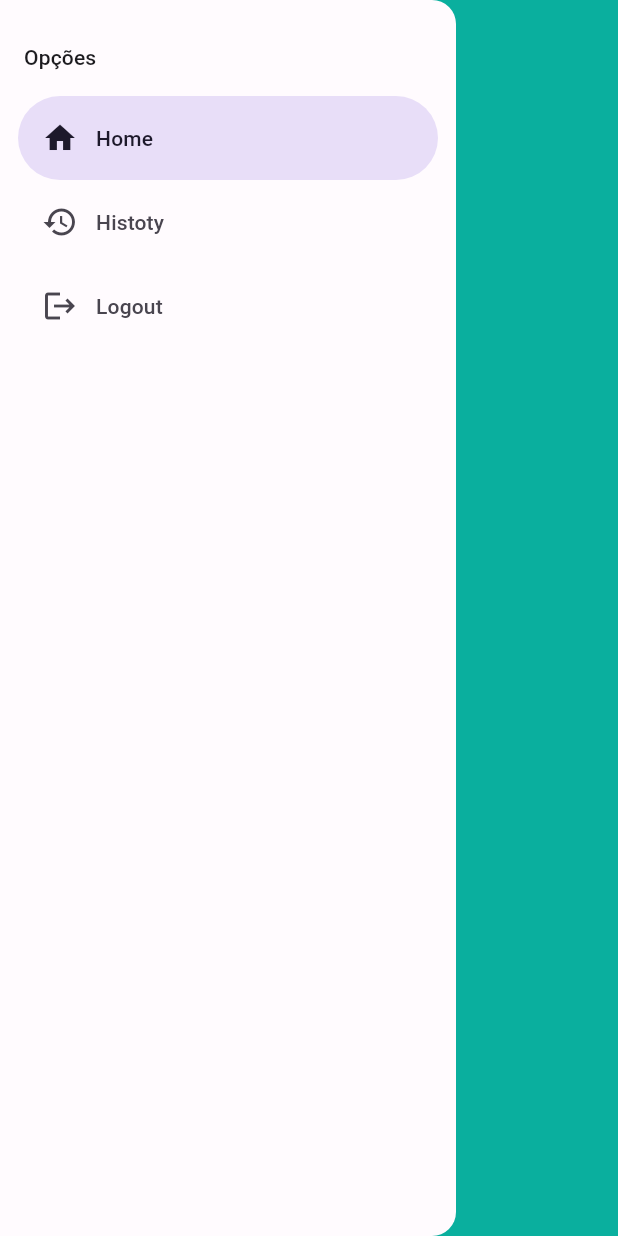
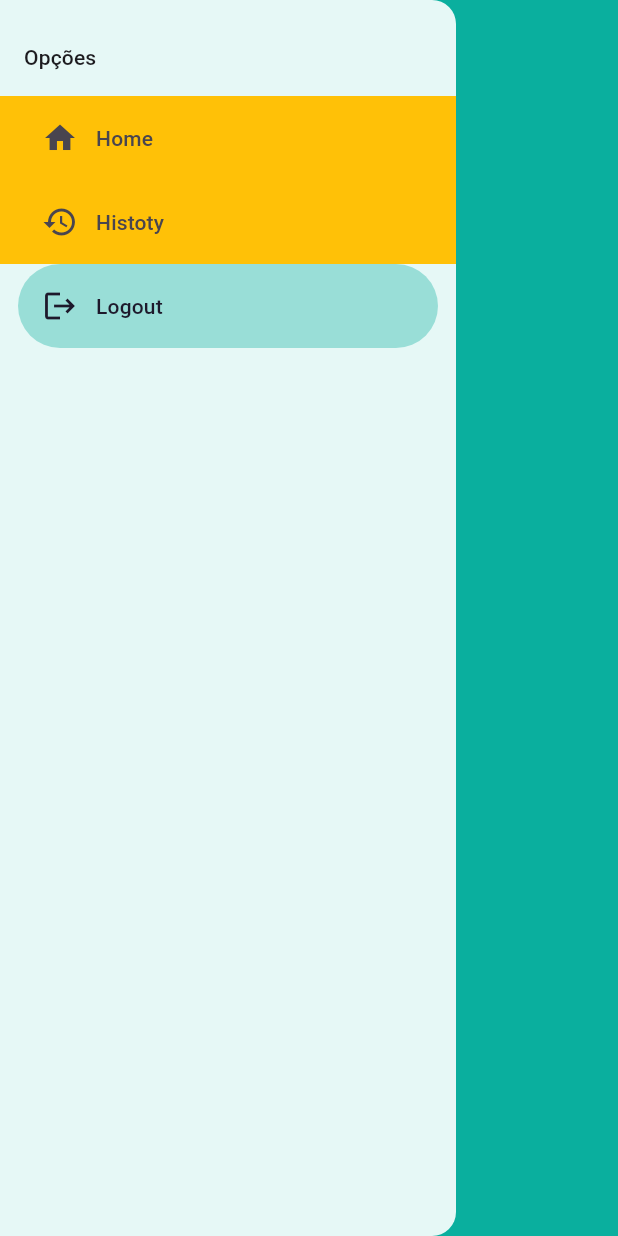
Before and after one commit to JoseEliodoro/DSI, a Flutter app: the CustomDrawer widget shown alone on an empty page, opened directly, on a phone screen of 412 x 824 dp. Run offline on Flutter 3.47's test engine with Material 2 defaults, Android fonts, the phone set to English and light mode, and no system bars; our stand-ins replace firebase_auth, firebase_core, webview_flutter; accounts and stored records are empty; network calls fail.

Commit message:
colocando cores corretas

```diff
--- a/lib/home/access_page.dart
+++ b/lib/home/access_page.dart
@@ -45,7 +45,7 @@ class _HomePageState extends State<HomePage> {
         children: [
           const ButtonsMenu(),
           Expanded(
-            child: WebViewWidget(
+            child: Text('form'),/* WebViewWidget(
               controller: WebViewController()
                 ..setJavaScriptMode(JavaScriptMode.unrestricted)
                 ..setNavigationDelegate(
@@ -60,7 +60,7 @@ class _HomePageState extends State<HomePage> {
                 )
                 ..loadRequest(
                     Uri.parse('https://unname.streamlit.app/?user=${auth.usuario?.uid}')),
-            ),
+            ), */
           ),
         ],
       ),
--- a/lib/home/custom_drawer.dart
+++ b/lib/home/custom_drawer.dart
@@ -9,7 +9,18 @@ class CustomDrawer extends StatelessWidget {
   Widget build(BuildContext context) {
     ModalRoute<dynamic>? currentRoute = ModalRoute.of(context);
     String currentRouteName = currentRoute?.settings.name ?? "Unknown Route";
+    int getIndex({bool i = false}) {
+
+      if (currentRouteName == './home' || currentRouteName == './auth') {
+        return 0;
+      } else if (currentRouteName == './historic') {
+        return 1;
+      }
+      return 2;
+    }
+
     return NavigationDrawer(
+      selectedIndex: getIndex(),
       onDestinationSelected: (index) {
         if (index == 0) {
           if (currentRouteName != './home' || currentRouteName == './auth') {
@@ -22,6 +33,7 @@ class CustomDrawer extends StatelessWidget {
           }
         } else if (index == 2) {
           context.read<AuthService>().logout();
+          Navigator.of(context).pushNamed('./auth');
         }
       },
       children: [
@@ -33,6 +45,7 @@ class CustomDrawer extends StatelessWidget {
           ),
         ),
         const NavigationDrawerDestination(
+          backgroundColor: Colors.amber,
           icon: Icon(Icons.home),
           label: SizedBox(
             width: 210,
@@ -40,6 +53,7 @@ class CustomDrawer extends StatelessWidget {
           ),
         ),
         const NavigationDrawerDestination(
+          backgroundColor: Colors.amber,
           icon: Icon(Icons.history),
           label: SizedBox(
             width: 210,
```
Also changed, not shown: lib/src/themes/color_schemes.g.dart.
